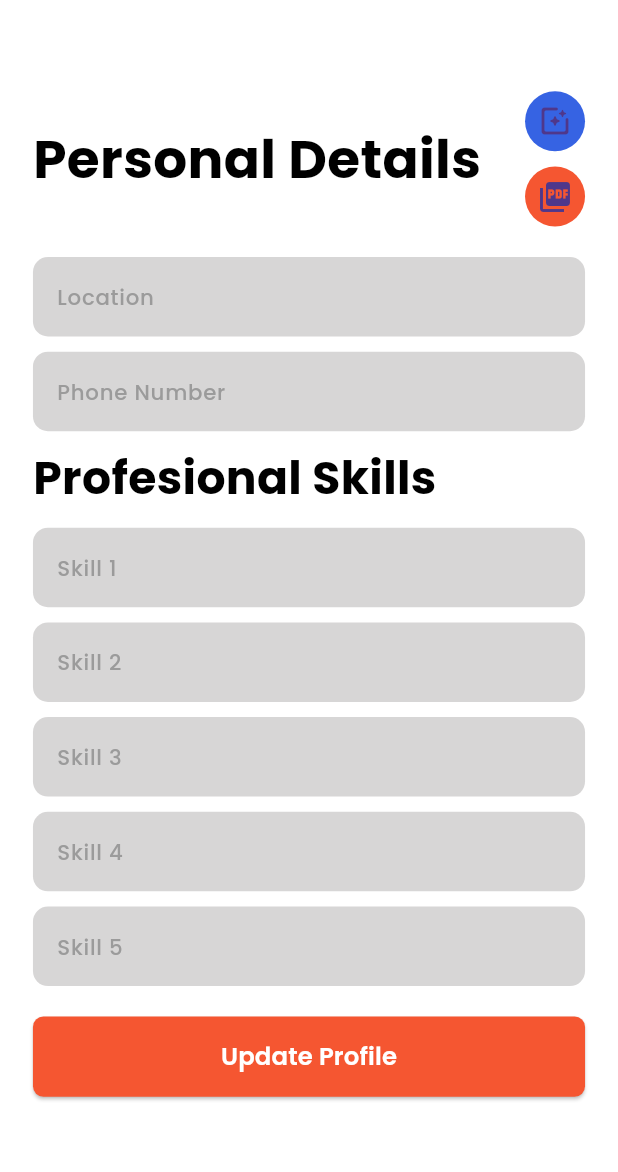
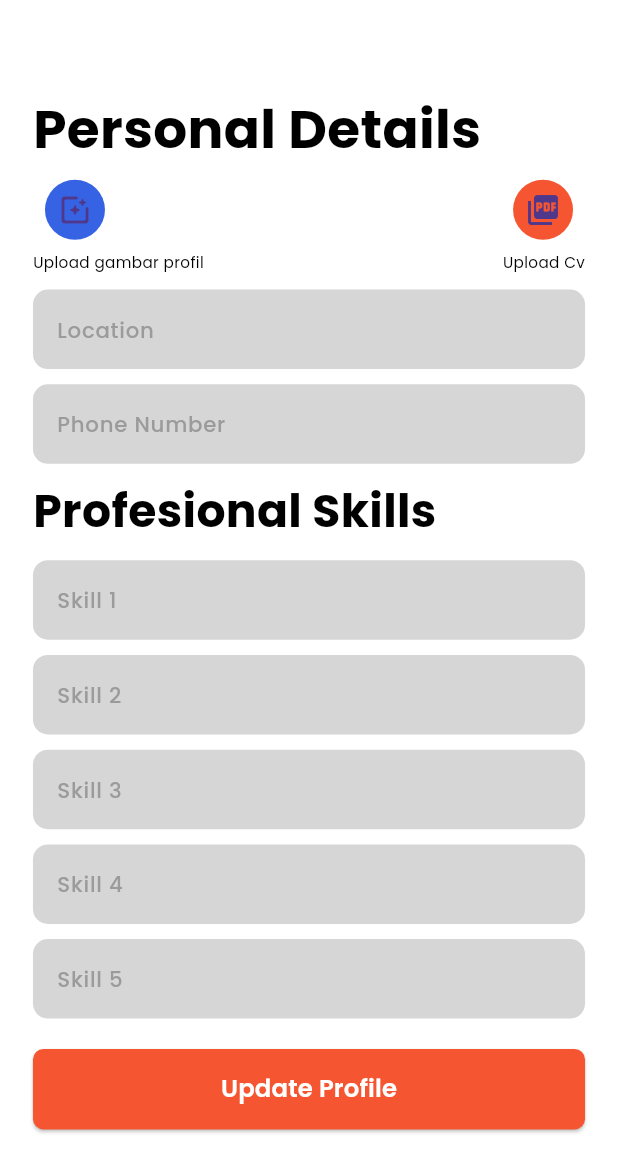
Before and after one commit to ArifIlham0/pi-jobhub, a Flutter app: the PersonalDetails screen opened directly, on a phone screen of 412 x 824 dp. Shown: the top 1172 px of the screen. Run offline on Flutter 3.47's test engine with Material 3 defaults, Android fonts, the phone set to English and light mode, and no system bars; our stand-ins replace cached_network_image, device_info_plus, file_picker, firebase_core, firebase_storage, flutter_animate and 13 more; missing offline and left inert: flutter_pdfview; accounts and stored records are empty; network calls fail.

Commit message:
FIX beberapa perubahan fitur

```diff
--- a/lib/controllers/jobs_provider.dart
+++ b/lib/controllers/jobs_provider.dart
@@ -6,7 +6,6 @@
 import 'package:jobhub/models/response/jobs/get_job.dart';
 import 'package:jobhub/models/response/jobs/jobs_response.dart';
 import 'package:jobhub/services/helpers/jobs_helper.dart';
-import 'package:jobhub/views/ui/mainscreen.dart';
 
 class JobsProvider extends ChangeNotifier {
   late Future<List<JobsResponse>> jobsList;
@@ -35,7 +34,7 @@
           backgroundColor: Color(kLightBlue.value),
           icon: Icon(Icons.work),
         );
-        Get.off(() => MainScreen());
+        Get.back();
       } else {
         Get.snackbar(
           "Gagal membuat lowongan",
--- a/lib/views/common/drawer/drawer_screen.dart
+++ b/lib/views/common/drawer/drawer_screen.dart
@@ -86,7 +86,7 @@
                     } else {
                       ProfileRes profile = snapshot.data!;
 
-                      return profile.isAgent == true
+                      return profile.isAgent || profile.isAdmin == true
                           ? drawerItem(
                               Icons.admin_panel_settings,
                               "Mitra",
--- a/lib/views/common/pdf_viewer.dart.dart
+++ b/lib/views/common/pdf_viewer.dart.dart
@@ -13,7 +13,7 @@
       appBar: AppBar(
         centerTitle: true,
         title: ReusableText(
-          text: "CV Kamu",
+          text: "CV",
           style: appstyle(
             16,
             Color(kDark.value),
--- a/lib/views/ui/auth/update_user.dart
+++ b/lib/views/ui/auth/update_user.dart
@@ -52,30 +52,40 @@
                           FontWeight.bold,
                         ),
                       ),
+                    ],
+                  ),
+                  Column(
+                    crossAxisAlignment: CrossAxisAlignment.start,
+                    children: [
                       Consumer<ImageUploader>(
                         builder: (context, imageUploaderProvider, child) {
-                          return Column(
+                          return Row(
+                            mainAxisAlignment: MainAxisAlignment.spaceBetween,
+                            children: [
+                              Column(
+                                crossAxisAlignment: CrossAxisAlignment.start,
                                 children: [
                                   imageUploaderProvider.imageFile.isEmpty
-                                  ? GestureDetector(
-                                      onTap: () {
+                                      ? IconButton(
+                                          onPressed: () {
                                             imageUploaderProvider.pickImage();
                                           },
-                                      child: CircleAvatar(
+                                          icon: CircleAvatar(
                                             backgroundColor:
                                                 Color(kLightBlue.value),
                                             child: Center(
-                                          child:
-                                              Icon(Icons.photo_filter_rounded),
+                                              child: Icon(
+                                                  Icons.photo_filter_rounded),
                                             ),
                                           ),
                                         )
-                                  : GestureDetector(
-                                      onTap: () {
-                                        imageUploaderProvider.imageFile.clear();
+                                      : IconButton(
+                                          onPressed: () {
+                                            imageUploaderProvider.imageFile
+                                                .clear();
                                             setState(() {});
                                           },
-                                      child: CircleAvatar(
+                                          icon: CircleAvatar(
                                             backgroundColor:
                                                 Color(kLightBlue.value),
                                             backgroundImage: FileImage(
@@ -84,22 +94,49 @@
                                             ),
                                           ),
                                         ),
-                              HeightSpacer(size: 10),
-                              GestureDetector(
-                                onTap: () {
-                                  imageUploaderProvider.pickPdf();
+                                  ReusableText(
+                                    text: "Upload gambar profil",
+                                    style: appstyle(
+                                      10,
+                                      Color(kDark.value),
+                                      FontWeight.normal,
+                                    ),
+                                  ),
+                                ],
+                              ),
+                              Column(
+                                crossAxisAlignment: CrossAxisAlignment.end,
+                                children: [
+                                  IconButton(
+                                    onPressed: () async {
+                                      await imageUploaderProvider.pickPdf();
+                                      setState(() {
+                                        imageUploaderProvider.pdfUrl =
+                                            imageUploaderProvider.pdfUrl;
+                                      });
                                     },
-                                child: CircleAvatar(
+                                    icon: CircleAvatar(
                                       backgroundColor: Color(kOrange.value),
                                       child: Center(
                                         child: Icon(
-                                        imageUploaderProvider.pdfUrl == null ||
+                                            imageUploaderProvider.pdfUrl ==
+                                                        null ||
                                                     imageUploaderProvider
                                                         .pdfUrl!.isEmpty
                                                 ? Icons.picture_as_pdf
                                                 : Icons.done),
                                       ),
                                     ),
+                                  ),
+                                  ReusableText(
+                                    text: "Upload Cv",
+                                    style: appstyle(
+                                      10,
+                                      Color(kDark.value),
+                                      FontWeight.normal,
+                                    ),
+                                  ),
+                                ],
                               )
                             ],
                           );
@@ -107,7 +144,7 @@
                       )
                     ],
                   ),
-                  HeightSpacer(size: 20),
+                  HeightSpacer(size: 10),
                   Form(
                     child: Column(
                       crossAxisAlignment: CrossAxisAlignment.start,
@@ -242,6 +279,7 @@
                                 );
 
                                 loginProvider.updateProfile(model);
+                                imageUploaderProvider.imageFile.clear();
                               }
                             },
                             text: "Update Profile",
--- a/lib/views/ui/jobs/widgets/horizontal_tile.dart
+++ b/lib/views/ui/jobs/widgets/horizontal_tile.dart
@@ -69,7 +69,7 @@
                       ReusableText(
                         text: "/${job!.period}",
                         style: appstyle(
-                            23, Color(kDarkGrey.value), FontWeight.w600),
+                            20, Color(kDarkGrey.value), FontWeight.w600),
                       ),
                     ],
                   ),
```
Also changed, not shown: lib/views/ui/auth/login.dart (+18 -0 lines), lib/views/ui/auth/profile.dart (+11 -6 lines), lib/views/ui/auth/profile_update.dart (+17 -13 lines), lib/views/ui/auth/update_agent.dart (+47 -35 lines), lib/views/ui/chat/chat_page.dart (+18 -37 lines), lib/views/ui/jobs/job_page.dart (+11 -5 lines). Lines whose indentation alone changed are shown as unchanged.
